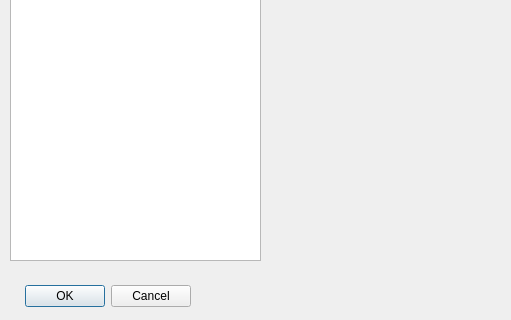
The window that _refactoring/Front End/Depl_Scenarios.ui (omargamal8/AvidBeam_Intern) describes before a commit, drawn with Qt 5; both pictures show x 0 to 511 and y 160 to 480 of the 640 by 480 pixel window.
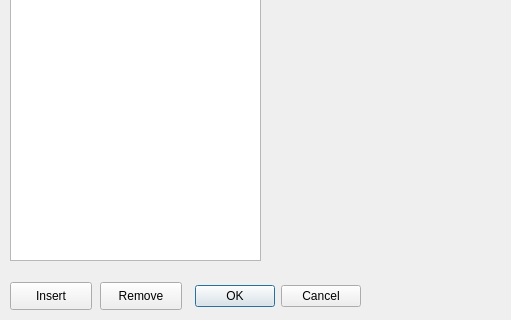
The same window after the commit.

Patch:
```diff
--- a/_refactoring/Front End/Depl_Scenarios.ui
+++ b/_refactoring/Front End/Depl_Scenarios.ui
@@ -13,22 +13,6 @@
   <property name="windowTitle">
    <string>Dialog</string>
   </property>
-  <widget class="QDialogButtonBox" name="buttonBox">
-   <property name="geometry">
-    <rect>
-     <x>10</x>
-     <y>440</y>
-     <width>181</width>
-     <height>32</height>
-    </rect>
-   </property>
-   <property name="orientation">
-    <enum>Qt::Horizontal</enum>
-   </property>
-   <property name="standardButtons">
-    <set>QDialogButtonBox::Cancel|QDialogButtonBox::Ok</set>
-   </property>
-  </widget>
   <widget class="QListWidget" name="listWidget">
    <property name="geometry">
     <rect>
@@ -49,6 +33,51 @@
     </rect>
    </property>
   </widget>
+  <widget class="QPushButton" name="pushButton">
+   <property name="geometry">
+    <rect>
+     <x>10</x>
+     <y>442</y>
+     <width>82</width>
+     <height>28</height>
+    </rect>
+   </property>
+   <property name="text">
+    <string>Insert</string>
+   </property>
+  </widget>
+  <widget class="QPushButton" name="pushButton_2">
+   <property name="geometry">
+    <rect>
+     <x>100</x>
+     <y>442</y>
+     <width>82</width>
+     <height>28</height>
+    </rect>
+   </property>
+   <property name="text">
+    <string>Remove</string>
+   </property>
+  </widget>
+  <widget class="QDialogButtonBox" name="buttonBox_2">
+   <property name="enabled">
+    <bool>true</bool>
+   </property>
+   <property name="geometry">
+    <rect>
+     <x>190</x>
+     <y>440</y>
+     <width>171</width>
+     <height>32</height>
+    </rect>
+   </property>
+   <property name="orientation">
+    <enum>Qt::Horizontal</enum>
+   </property>
+   <property name="standardButtons">
+    <set>QDialogButtonBox::Cancel|QDialogButtonBox::Ok</set>
+   </property>
+  </widget>
  </widget>
  <resources/>
  <connections>
```
Left out of the diff: 37 changed lines with no effect on the pictures.
